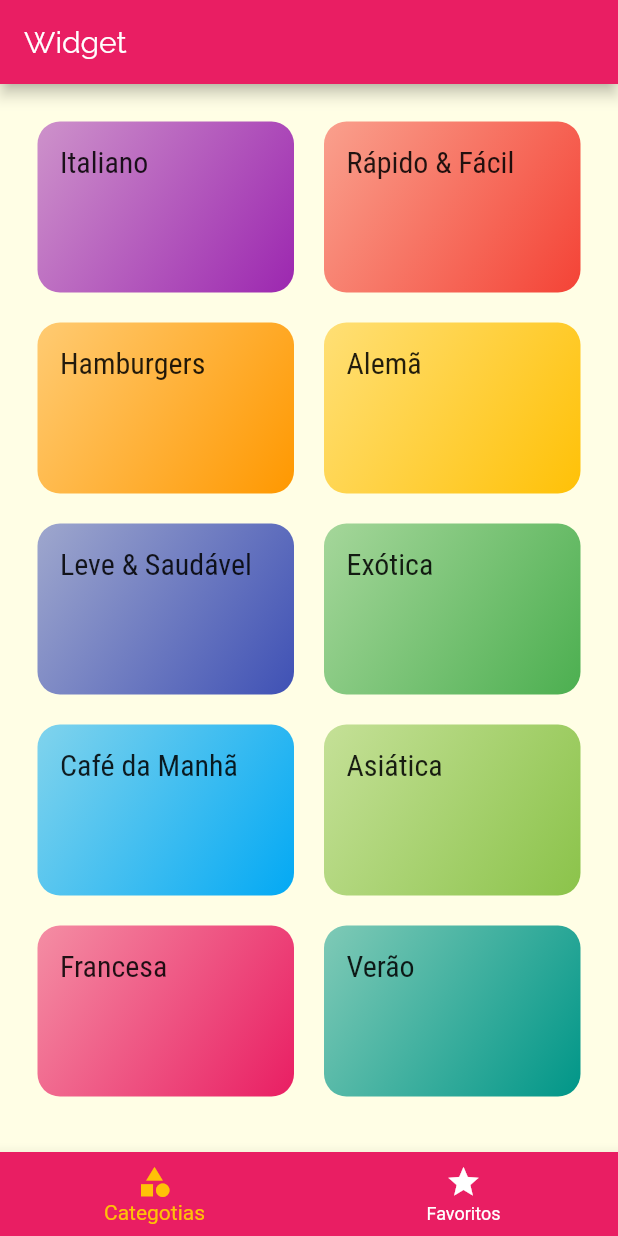
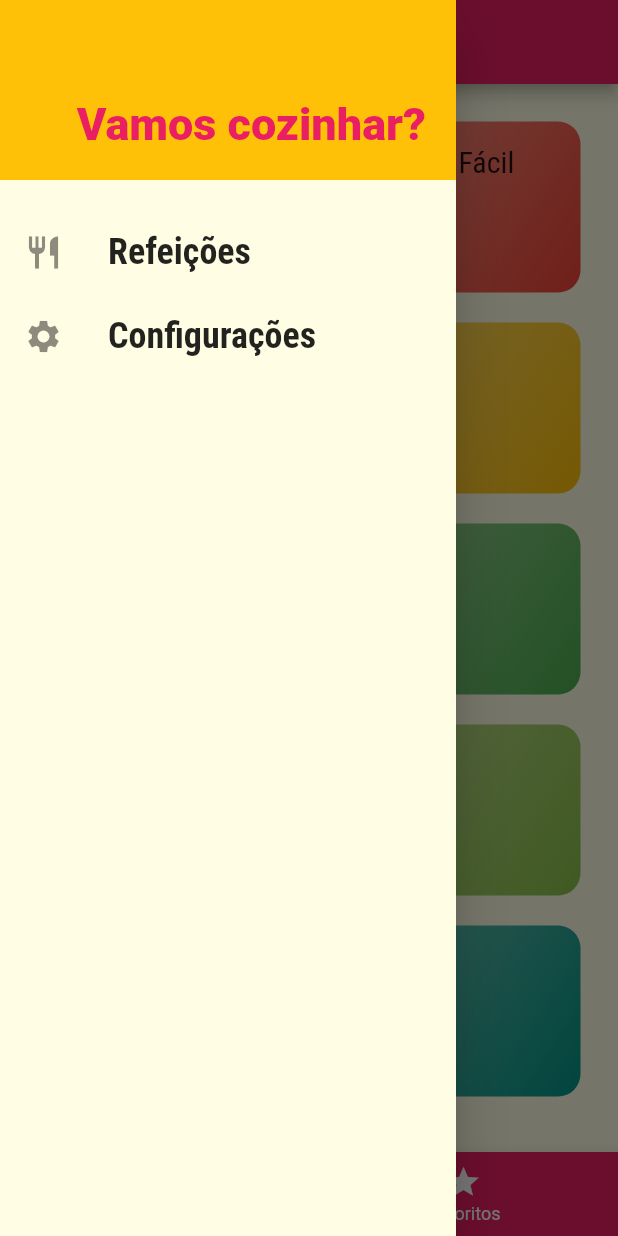
Before and after one commit to Jovennan/meals, a Flutter app: the screen it shows after launch, with the side drawer open (before the commit the screen has no drawer), on a phone screen of 412 x 824 dp. Run offline on Flutter 3.47's test engine with Material 2 defaults, Android fonts, the phone set to English and light mode, and no system bars.

Commit message:
Drawer with pushReplacementNamed to Navigator

```diff
--- /dev/null
+++ b/lib/components/main_drawer.dart
@@ -0,0 +1,61 @@
+import 'package:flutter/material.dart';
+
+import '../utils/app_routes.dart';
+
+class MainDrawer extends StatelessWidget {
+  const MainDrawer({Key? key}) : super(key: key);
+
+  Widget _createItem(IconData icon, String label, VoidCallback onTap) {
+    return ListTile(
+      leading: Icon(
+        icon,
+        size: 26,
+      ),
+      title: Text(
+        label,
+        style: TextStyle(
+          fontFamily: 'RobotoCondensed',
+          fontSize: 24,
+          fontWeight: FontWeight.bold,
+        ),
+      ),
+      onTap: onTap,
+    );
+  }
+
+  @override
+  Widget build(BuildContext context) {
+    return Drawer(
+      child: Column(
+        children: [
+          Container(
+            height: 120,
+            width: double.infinity,
+            padding: EdgeInsets.all(20),
+            color: Theme.of(context).accentColor,
+            alignment: Alignment.bottomRight,
+            child: Text(
+              'Vamos cozinhar?',
+              style: TextStyle(
+                fontSize: 30,
+                fontWeight: FontWeight.w900,
+                color: Theme.of(context).primaryColor,
+              ),
+            ),
+          ),
+          SizedBox(height: 20,),
+          _createItem(
+            Icons.restaurant,
+            'Refeições',
+            () => Navigator.of(context).pushReplacementNamed(AppRoutes.HOME),
+          ),
+          _createItem(
+            Icons.settings,
+            'Configurações',
+            () => Navigator.of(context).pushReplacementNamed(AppRoutes.SETTINGS),
+          ),
+        ],
+      ),
+    );
+  }
+}
--- a/lib/main.dart
+++ b/lib/main.dart
@@ -1,6 +1,7 @@
 import 'package:flutter/material.dart';
 import 'screens/categories_screen.dart';
 import 'screens/categories_meals_screens.dart';
+import 'screens/settings_screen.dart';
 import 'screens/tabs_screen.dart';
 import 'screens/meal_detail_screen.dart';
 import 'utils/app_routes.dart';
@@ -30,6 +31,7 @@ class MyApp extends StatelessWidget {
         AppRoutes.HOME: (ctx) => TabsScreen(),
         AppRoutes.CATEGORIES_MEALS: (ctx) => CategoriesMealsScreen(),
         AppRoutes.MEAL_DETAIL: (ctx) => MealDetailScreen(),
+        AppRoutes.SETTINGS: (ctx) => SettingsScreen(),
         // AppRoutes.FAVORITES_MEALS: (ctx) => FavoriteScreen(),
       },
       // onGenerateRoute: (settings) {
--- /dev/null
+++ b/lib/screens/settings_screen.dart
@@ -0,0 +1,19 @@
+import 'package:flutter/material.dart';
+import '../components/main_drawer.dart';
+
+class SettingsScreen extends StatelessWidget {
+  const SettingsScreen({ Key? key }) : super(key: key);
+
+  @override
+  Widget build(BuildContext context) {
+    return Scaffold(
+      appBar: AppBar(
+        title: Text('Configurações'),
+      ),
+      drawer: MainDrawer(),
+      body: Center(
+        child: Text('Configurações'),
+      ),
+    );
+  }
+}
--- a/lib/screens/tabs_screen.dart
+++ b/lib/screens/tabs_screen.dart
@@ -1,4 +1,5 @@
 import 'package:flutter/material.dart';
+import 'package:meals/components/main_drawer.dart';
 import 'categories_screen.dart';
 import 'favorite_screen.dart';
 
@@ -26,8 +27,9 @@ class _TabsScreenState extends State<TabsScreen> {
   Widget build(BuildContext context) {
     return Scaffold(
       appBar: AppBar(
-        title: Text(_screens[_selectedScreenIndex]['title'].toString()),
+        title: _screens[_selectedScreenIndex]['title'],
       ),
+      drawer: MainDrawer(),
       body: _screens[_selectedScreenIndex]['screen'],
       bottomNavigationBar: BottomNavigationBar(
         onTap: _selectScreen,
--- a/lib/utils/app_routes.dart
+++ b/lib/utils/app_routes.dart
@@ -2,5 +2,6 @@ class AppRoutes {
   static const HOME = '/';
   static const CATEGORIES_MEALS = '/categories-meals';
   static const MEAL_DETAIL = '/meal-detail';
+  static const SETTINGS = '/settings';
 
 }
```
